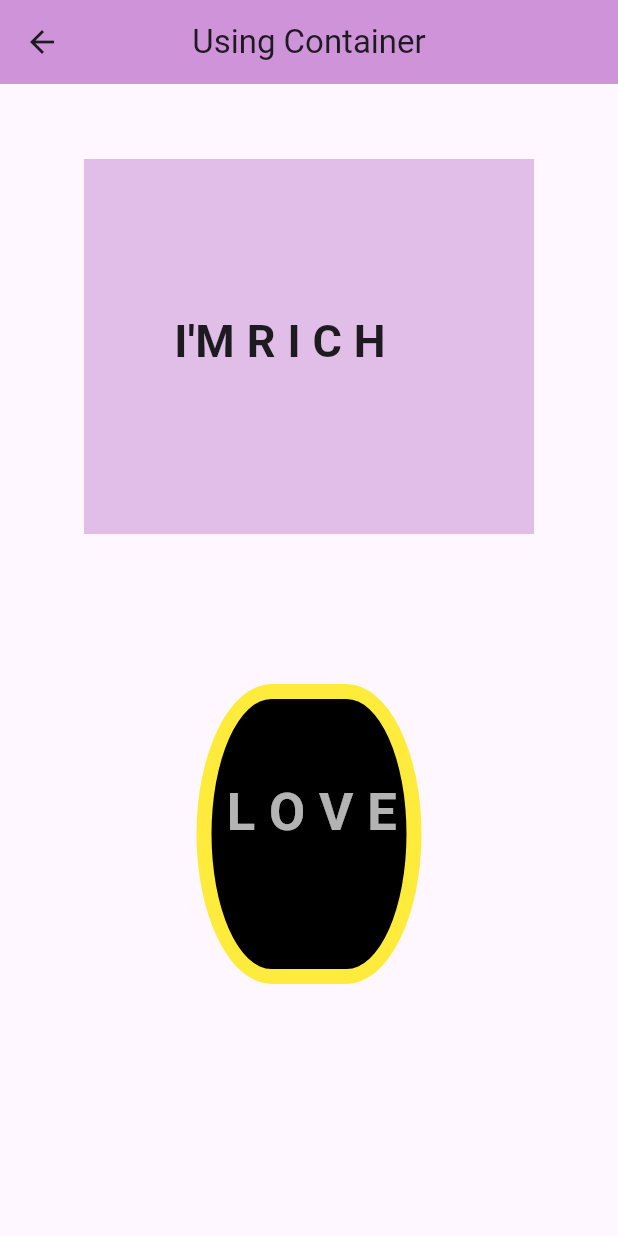
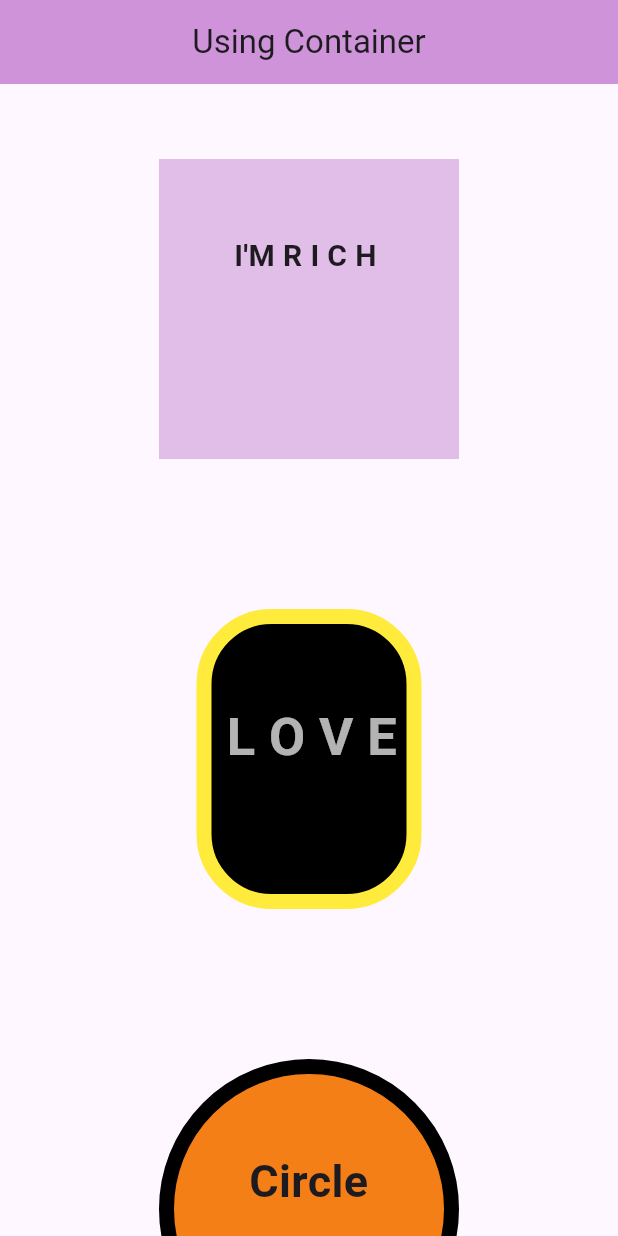
Before and after one commit to AuPattavee1143/flutter_sample, a Flutter app: the MyContainer screen opened directly, on a phone screen of 412 x 824 dp. Run offline on Flutter 3.47's test engine with Material 3 defaults, Android fonts, the phone set to English and light mode, and no system bars.

Commit message:
fourth commit

```diff
--- a/flutter_sample/lib/main.dart
+++ b/flutter_sample/lib/main.dart
@@ -14,7 +14,7 @@ class MainApp extends StatelessWidget {
     return const MaterialApp(
       debugShowCheckedModeBanner: false,
       title: 'My Flutter Sample',
-      home:MyScroll()
+      home:MyContainer()
     );
   }
 }
--- a/flutter_sample/lib/my_container.dart
+++ b/flutter_sample/lib/my_container.dart
@@ -11,12 +11,16 @@ class MyContainer extends StatelessWidget {
         backgroundColor: Colors.purple.shade200,
         centerTitle: true,
       ),
-      body: Center(
-        child: Column(
-          children: [
-            container1(),
-            container2(),
-          ],
+      body: SingleChildScrollView(
+        scrollDirection: Axis.vertical,
+        child: Center(
+          child: Column(
+            children: [
+              container1(),
+              container2(),
+              container3(),
+            ],
+          ),
         ),
       )
     );
@@ -33,16 +37,34 @@ class MyContainer extends StatelessWidget {
         width: 10
       ),
       shape: BoxShape.rectangle,
-      borderRadius: const BorderRadius.all(Radius.elliptical(50, 100))
+      borderRadius: const BorderRadius.all(Radius.elliptical(50, 50))
     ),
     child: const Text('L O V E', style: TextStyle(fontSize: 35, fontWeight: FontWeight.bold,color: Colors.white70),),
   );
 
   Widget container1() => Container(
     color: Colors.purple.shade100,
-        height: 250,
-        width: 300,
+        height: 200,
+        width: 200,
         margin: const EdgeInsets.all(50),
-        padding: const EdgeInsets.only(left: 60,top: 100),
-        child: const Text("I'M R I C H",style: TextStyle(fontSize: 30,fontWeight: FontWeight.bold),),);
+        padding: const EdgeInsets.all(50),
+        child: const Text("I'M R I C H",style: TextStyle(fontSize: 20,fontWeight: FontWeight.bold),),
+    );
+
+  Widget container3() => Container(
+    margin: const EdgeInsets.all(50),
+    padding: const EdgeInsets.only(top:50, left: 50),
+    height: 200,
+    width: 200,
+    decoration: BoxDecoration(
+      color: Colors.yellow.shade900,
+      border: Border.all(
+        color: Colors.black,
+        style: BorderStyle.solid,
+        width: 10,
+      ),
+      shape: BoxShape.circle,
+    ),
+    child: const Text("Circle",style: TextStyle(fontSize: 30,fontWeight: FontWeight.bold),),
+  );
 }
```
